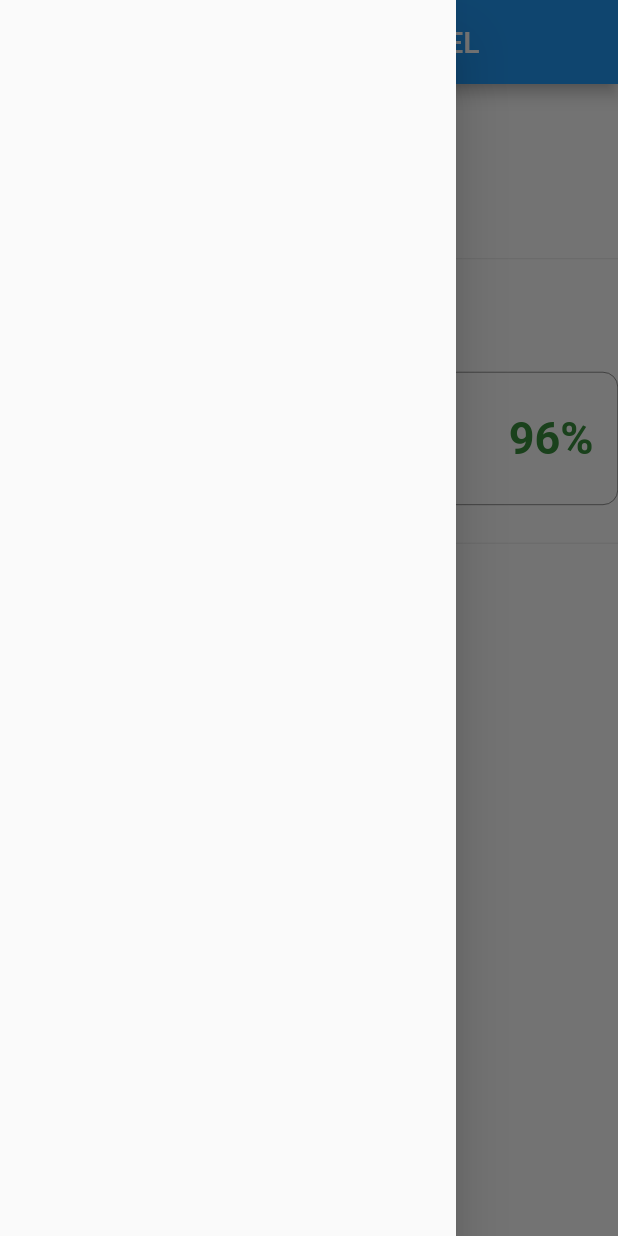
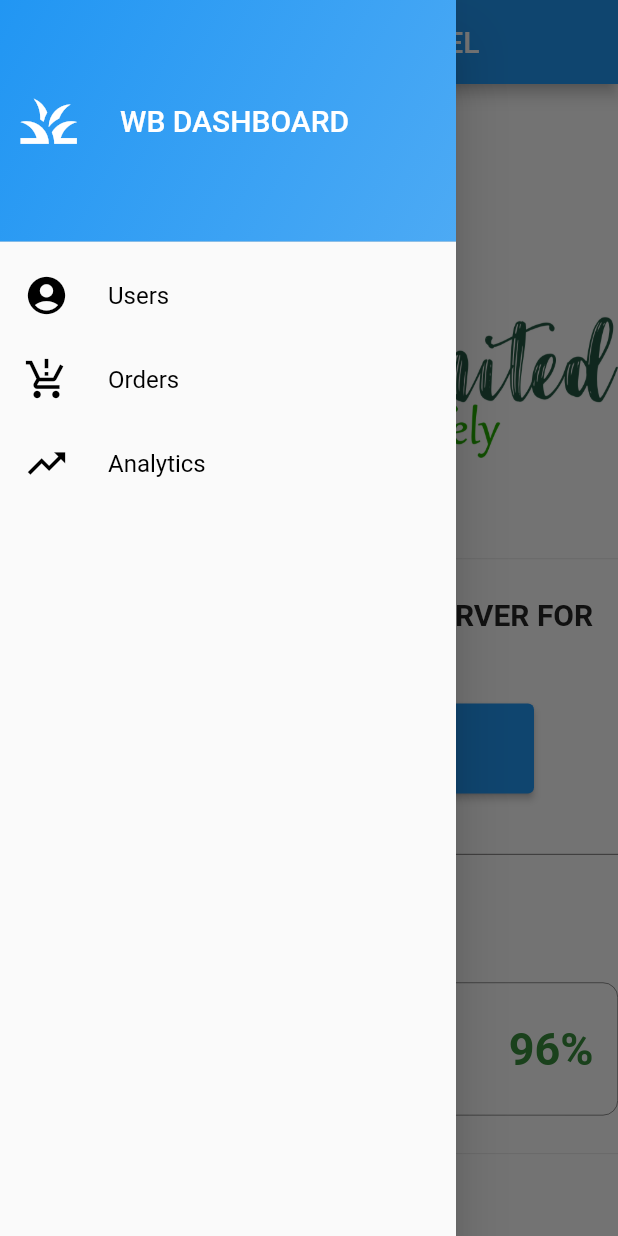
Before and after one commit to notrayo/wb_admin, a Flutter app: the screen it shows after launch, with the side drawer open, on a phone screen of 412 x 824 dp. Run offline on Flutter 3.47's test engine with Material 2 defaults, Android fonts, the phone set to English and light mode, and no system bars; drawn by our look-alikes of countup; our stand-ins replace firebase_core; accounts and stored records are empty.

Commit message:
added some data and drawer functionality

```diff
--- /dev/null
+++ b/lib/drawer.dart
@@ -0,0 +1,114 @@
+import 'package:flutter/material.dart';
+
+//import 'package:shared_preferences/shared_preferences.dart';
+
+class DrawerScreen extends StatelessWidget {
+  const DrawerScreen({super.key, required this.onSelectScreenFromDrawer});
+
+  //logic for switching screens
+  final void Function(String identifier) onSelectScreenFromDrawer;
+
+  @override
+  Widget build(BuildContext context) {
+    return Drawer(
+      child: Column(
+        children: [
+          DrawerHeader(
+            padding: const EdgeInsets.all(10),
+            decoration: BoxDecoration(
+                gradient: LinearGradient(colors: [
+              Theme.of(context).colorScheme.primaryContainer,
+              Theme.of(context).colorScheme.primaryContainer.withOpacity(0.8)
+            ], begin: Alignment.topLeft, end: Alignment.bottomRight)),
+            child: Row(
+              children: [
+                const Icon(
+                  Icons.grass_outlined,
+                  size: 45,
+                  color: Colors.white,
+                ),
+                const SizedBox(
+                  width: 25,
+                ),
+                Text(
+                  'WB DASHBOARD ',
+                  style: Theme.of(context)
+                      .textTheme
+                      .titleLarge!
+                      .copyWith(color: Colors.white),
+                )
+              ],
+            ),
+          ),
+          //add content to drawer
+
+          ListTile(
+            leading: const Icon(
+              Icons.account_circle,
+              size: 30,
+              color: Colors.black,
+            ),
+            title: Text(
+              'Users',
+              style: Theme.of(context)
+                  .textTheme
+                  .titleMedium!
+                  .copyWith(color: Colors.black),
+            ),
+            onTap: () {
+              //control state
+
+              //close drawer
+              onSelectScreenFromDrawer('Users');
+            },
+          ),
+
+          //Adding Favourites
+
+          ListTile(
+            leading: const Icon(
+              Icons.production_quantity_limits_outlined,
+              size: 30,
+              color: Colors.black,
+            ),
+            title: Text(
+              'Orders',
+              style: Theme.of(context)
+                  .textTheme
+                  .titleMedium!
+                  .copyWith(color: Colors.black),
+            ),
+            onTap: () {
+              //control state
+              onSelectScreenFromDrawer('Orders');
+
+              //close drawer
+              //Navigator.pop(context);
+            },
+          ),
+          ListTile(
+            leading: const Icon(
+              Icons.trending_up,
+              size: 30,
+              color: Colors.black,
+            ),
+            title: Text(
+              'Analytics',
+              style: Theme.of(context)
+                  .textTheme
+                  .titleMedium!
+                  .copyWith(color: Colors.black),
+            ),
+            onTap: () {
+              //control state
+              onSelectScreenFromDrawer('Analytics');
+
+              //close drawer
+              // Navigator.pop(context);
+            },
+          ),
+        ],
+      ),
+    );
+  }
+}
--- a/lib/home.dart
+++ b/lib/home.dart
@@ -1,15 +1,74 @@
 import 'package:flutter/material.dart';
 import 'package:countup/countup.dart';
+import './analytics.dart';
+import './orders.dart';
+import './users.dart';
+import './drawer.dart';
 
-class HomePage extends StatelessWidget {
+import 'package:url_launcher/url_launcher.dart';
+
+class HomePage extends StatefulWidget {
   const HomePage({Key? key}) : super(key: key);
+
+  @override
+  State<HomePage> createState() => _HomePageState();
+}
+
+class _HomePageState extends State<HomePage> {
+  int _selectedPageIndex = 0;
+
+  void _selectedPage(int index) {
+    setState(() {
+      _selectedPageIndex = index;
+    });
+  }
+
+  //drawer config
+
+  void _selectScreenFromDrawer(String identifier) {
+    if (identifier == 'Home') {
+      Navigator.of(context).pop();
+      setState(() {
+        _selectedPageIndex = 0;
+      });
+      //favourites...
+    } else if (identifier == 'Users') {
+      Navigator.of(context).push(MaterialPageRoute(
+        builder: (context) => const UsersScreen(),
+      ));
+
+      //Cart
+    } else if (identifier == 'Orders') {
+      Navigator.of(context).push(MaterialPageRoute(
+        builder: (context) => const OrdersScreen(),
+      ));
+    } else if (identifier == 'Analytics') {
+      Navigator.of(context).push(MaterialPageRoute(
+        builder: (context) => const AnalyticsScreen(),
+      ));
+    } else {
+      Navigator.of(context).pop();
+    }
+    //set state
+    setState(() {});
+  }
+
+  //url launcher
+  final Uri _url = Uri.parse('https://087c-41-90-179-242.ngrok-free.app/');
+
+  Future<void> _launchUrl() async {
+    if (!await launchUrl(_url)) {
+      throw Exception('Could not launch $_url');
+    }
+  }
+
   @override
   Widget build(BuildContext context) {
     return Scaffold(
       appBar: AppBar(
         title: const Text('WARU BORA ADMIN PANEL'),
       ),
-      drawer: const Drawer(),
+      drawer: DrawerScreen(onSelectScreenFromDrawer: _selectScreenFromDrawer),
       body: SingleChildScrollView(
         child: Center(
             child: Column(
@@ -25,7 +84,12 @@ class HomePage extends StatelessWidget {
             const SizedBox(
               height: 25,
             ),
-            // Image.asset('assets/cropped-Organix-logo-edit.png'),
+            SizedBox(
+              height: 200,
+              child: FractionallySizedBox(
+                  heightFactor: 0.8,
+                  child: Image.asset('assets/cropped-Organix-logo-edit.png')),
+            ),
             const SizedBox(
               height: 25,
             ),
@@ -36,6 +100,41 @@ class HomePage extends StatelessWidget {
             ),
             const SizedBox(
               height: 25,
+            ),
+            Column(
+              mainAxisAlignment: MainAxisAlignment.spaceEvenly,
+              children: [
+                const Text(
+                  'TO VISIT MACHINE LEARNING SERVER FOR DIAGNOSIS, CLICK HERE',
+                  style: TextStyle(
+                    fontSize: 20,
+                    fontWeight: FontWeight.bold,
+                    color: Color.fromARGB(255, 38, 38, 38),
+                  ),
+                ),
+                const SizedBox(
+                  height: 25,
+                ),
+                ElevatedButton(
+                    onPressed: _launchUrl,
+                    style: ElevatedButton.styleFrom(
+                        backgroundColor: Colors.blue,
+                        minimumSize: const Size(
+                            300, 60) // Set the button's background color
+                        ),
+                    child: const Text('VISIT SERVER 2 PREDICT'))
+              ],
+            ),
+            const SizedBox(
+              height: 40,
+            ),
+            const Divider(
+              height: 1,
+              thickness: 0.5,
+              color: Color.fromARGB(255, 73, 71, 71),
+            ),
+            const SizedBox(
+              height: 35,
             ),
             Row(
               mainAxisAlignment: MainAxisAlignment.spaceEvenly,
```
Also changed, not shown: lib/analytics.dart (+24 -0 lines), lib/main.dart (+6 -4 lines), lib/orders.dart (+24 -0 lines), lib/users.dart (+26 -0 lines), pubspec.yaml (+13 -3 lines), assets/Achook-100ml-square.png (added), assets/asilee.jpeg (added), assets/cropped-Organix-logo-edit.png (added), assets/earthlee manure.jpeg (added), assets/earthlee new.jpeg (added), assets/leaf logo 1.png (added), assets/liquid copper fungicide.jpg (added), assets/nature-leaf-logo.png (added), assets/nutrivant (Copia Baraka) Fertelizer.jpg (added), 4 more files, 6 other files.
